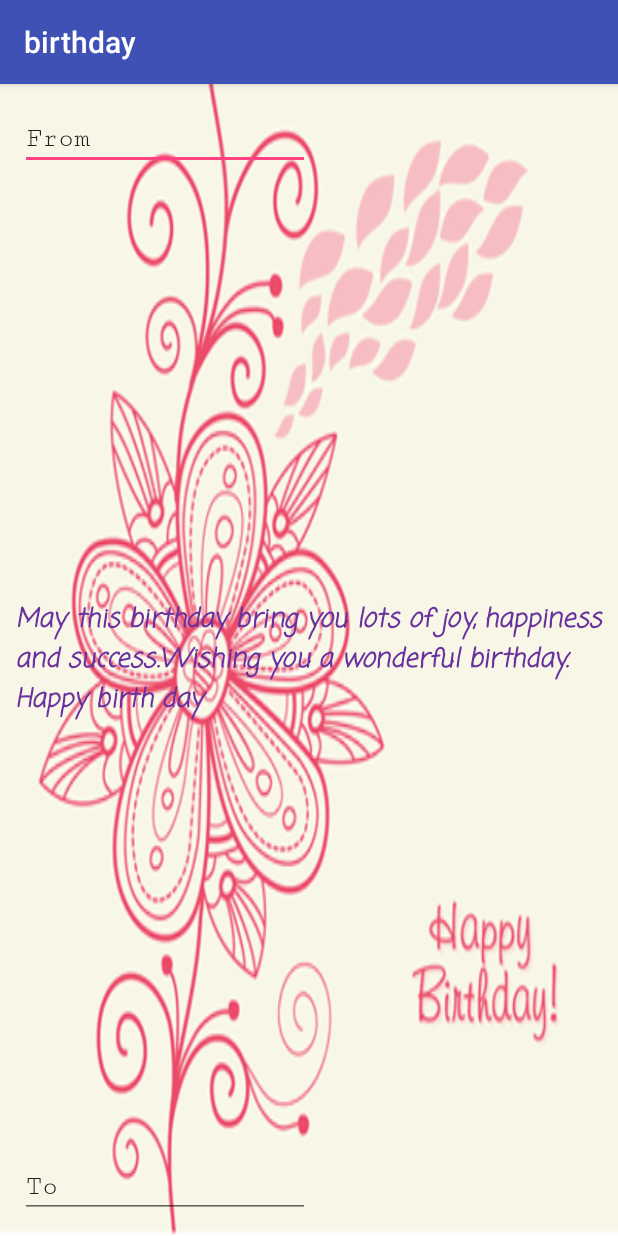
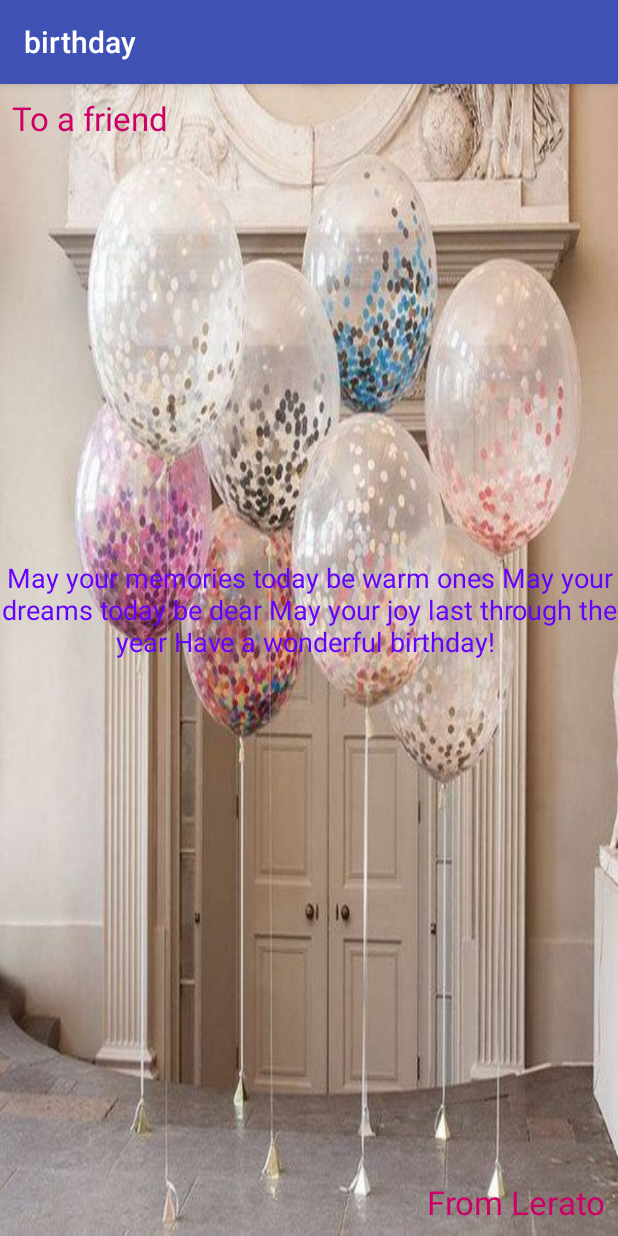
Before and after one commit to Leranka/birthday, an Android app: the screen it shows after launch (MainActivity), on a phone screen of 412 x 824 dp. Run offline under Robolectric (Android 15) with nearby library versions, the phone set to English and light mode, and no system bars.

Commit message:
First Commit

```diff
--- a/app/src/main/AndroidManifest.xml
+++ b/app/src/main/AndroidManifest.xml
@@ -16,6 +16,7 @@
                 <category android:name="android.intent.category.LAUNCHER" />
             </intent-filter>
         </activity>
+
     </application>
 
 </manifest>
--- a/app/src/main/java/me/juaxbot/birthday/MainActivity.java
+++ b/app/src/main/java/me/juaxbot/birthday/MainActivity.java
@@ -1,7 +1,11 @@
 package me.juaxbot.birthday;
 
+import android.media.MediaPlayer;
+import android.media.audiofx.BassBoost;
+import android.provider.Settings;
 import android.support.v7.app.AppCompatActivity;
 import android.os.Bundle;
+
 
 
 public class MainActivity extends AppCompatActivity {
@@ -14,4 +18,5 @@ public class MainActivity extends AppCompatActivity {
     }
 
 
+
 }
--- a/app/src/main/res/layout/activity_main.xml
+++ b/app/src/main/res/layout/activity_main.xml
@@ -1,56 +1,56 @@
 <?xml version="1.0" encoding="utf-8"?>
-<RelativeLayout xmlns:android="http://schemas.android.com/apk/res/android"
+<LinearLayout xmlns:android="http://schemas.android.com/apk/res/android"
     xmlns:app="http://schemas.android.com/apk/res-auto"
     xmlns:tools="http://schemas.android.com/tools"
     android:layout_width="match_parent"
     android:layout_height="match_parent"
-    tools:context="me.juaxbot.birthday.MainActivity"
-    android:background="@drawable/card"
-    >
+    android:background="@drawable/birthd"
+    android:orientation="vertical"
+    tools:context="me.juaxbot.birthday.MainActivity">
 
-    <TextView
-        android:id="@+id/textView4"
-        android:layout_width="wrap_content"
+    <RelativeLayout
+        android:layout_width="match_parent"
+        android:layout_height="match_parent"
+        android:layout_weight="1">
+
+        <TextView
+            android:layout_width="match_parent"
+            android:layout_height="wrap_content"
+            android:layout_marginLeft="8dp"
+            android:layout_marginTop="8dp"
+            android:text="To a friend"
+            android:textAppearance="@android:style/TextAppearance.Large"
+            android:textColor="#cc0066" />
+
+        <TextView
+            android:id="@+id/textView"
+            android:layout_width="match_parent"
+            android:layout_height="wrap_content"
+            android:layout_alignParentBottom="true"
+            android:text="May your memories today be warm ones May your dreams today be dear May your joy last through the year Have a wonderful birthday! "
+            android:textAlignment="center"
+            android:textAppearance="@android:style/TextAppearance.Medium"
+            android:textColor="#6600ff" />
+
+    </RelativeLayout>
+
+
+    <RelativeLayout
+        android:layout_width="match_parent"
         android:layout_height="wrap_content"
-        android:layout_alignParentLeft="true"
-        android:layout_alignParentStart="true"
-        android:layout_centerVertical="true"
-        android:fontFamily="casual"
-        android:paddingLeft="10dp"
-        android:text="May this birthday bring you lots of joy, happiness and success.Wishing you a wonderful birthday. Happy birth day"
-        android:textAllCaps="false"
-        android:textColor="@color/colorPrimaryDark"
-        android:textSize="17sp"
-        android:textStyle="bold|italic" />
+        android:layout_weight="1">
 
-    <EditText
-        android:id="@+id/editText2"
-        android:layout_width="wrap_content"
-        android:layout_height="wrap_content"
-        android:layout_alignParentLeft="true"
-        android:layout_alignParentStart="true"
-        android:layout_alignParentTop="true"
-        android:layout_marginLeft="13dp"
-        android:layout_marginStart="13dp"
-        android:layout_marginTop="16dp"
-        android:ems="10"
-        android:fontFamily="serif-monospace"
-        android:inputType="textPersonName"
-        android:text="From"
-        android:textSize="18sp" />
+        <TextView
+            android:layout_width="wrap_content"
+            android:layout_height="wrap_content"
+            android:layout_alignParentBottom="true"
+            android:layout_alignParentRight="true"
+            android:layout_marginBottom="8dp"
+            android:layout_marginRight="8dp"
+            android:text="From Lerato"
+            android:textAppearance="@android:style/TextAppearance.Large"
+            android:textColor="#cc0066" />
+    </RelativeLayout>
 
-    <EditText
-        android:id="@+id/editText3"
-        android:layout_width="wrap_content"
-        android:layout_height="wrap_content"
-        android:layout_alignLeft="@+id/editText2"
-        android:layout_alignParentBottom="true"
-        android:layout_alignStart="@+id/editText2"
-        android:layout_marginBottom="12dp"
-        android:ems="10"
-        android:fontFamily="serif-monospace"
-        android:inputType="textPersonName"
-        android:text="To"
-        android:textSize="18sp" />
 
-</RelativeLayout>
+</LinearLayout>
```
